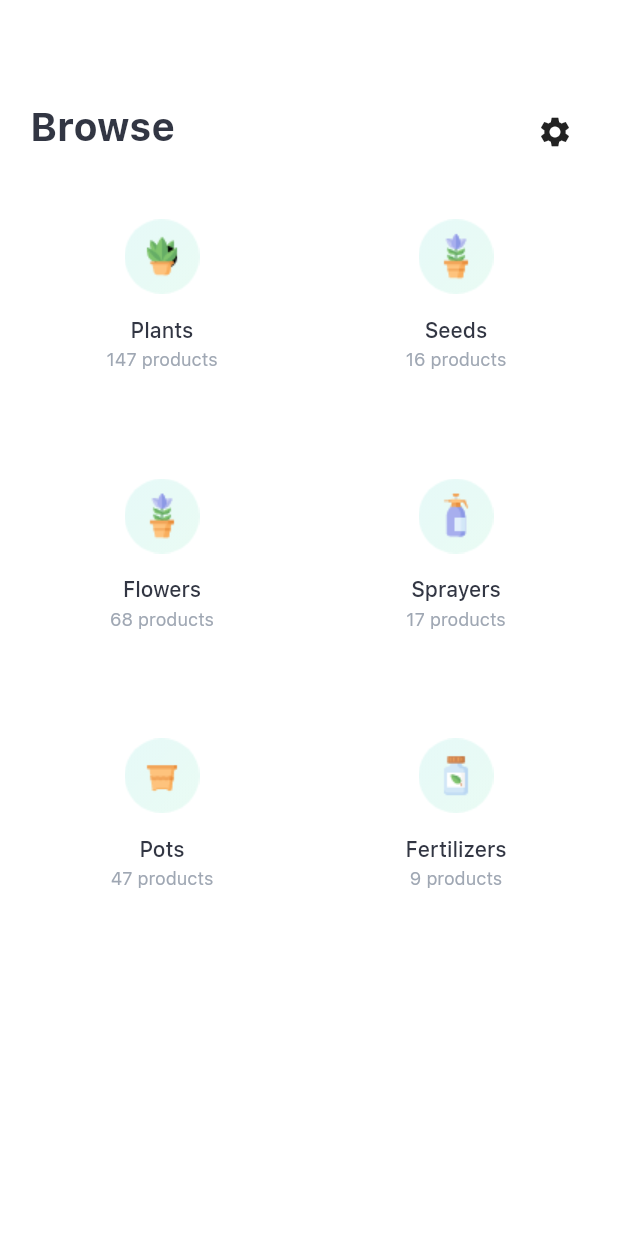
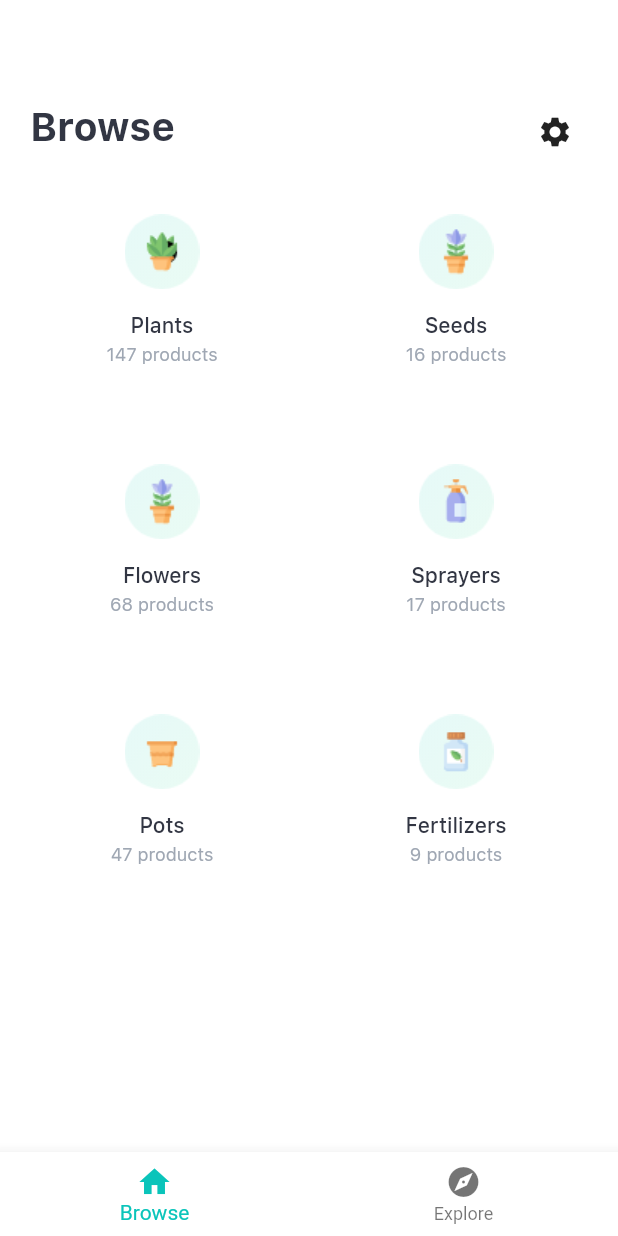
Before and after one commit to Ralfarios/plant_app, a Flutter app: the screen it shows once a user with an empty profile is signed in, on a phone screen of 412 x 824 dp. Run offline on Flutter 3.47's test engine with Material 2 defaults, Android fonts, the phone set to English and light mode, and no system bars; our stand-ins replace firebase_auth; missing offline and left inert: gradient_text; accounts and stored records are empty.

Commit message:
ADD: Explore tab in Landing Page

```diff
--- a/lib/core/consts/path/image.dart
+++ b/lib/core/consts/path/image.dart
@@ -9,6 +9,13 @@ const imPlant = "assets/img/image_plant.png";
 const imPot = "assets/img/image_pot.png";
 const imSeed = "assets/img/image_seed.png";
 const imSprayer = "assets/img/image_sprayer.png";
+const imExp1 = "assets/img/image_explore_1.jpg";
+const imExp2 = "assets/img/image_explore_2.jpg";
+const imExp3 = "assets/img/image_explore_3.jpg";
+const imExp4 = "assets/img/image_explore_4.jpg";
+const imExp5 = "assets/img/image_explore_5.jpg";
+const imExp6 = "assets/img/image_explore_6.jpg";
+const imExp7 = "assets/img/image_explore_7.jpg";
 
 //ICON
 
--- a/lib/page/page_landing/page_landingView.dart
+++ b/lib/page/page_landing/page_landingView.dart
@@ -1,30 +1,83 @@
 import 'package:flutter/material.dart';
+import 'package:plant_app/core/consts/style/color.dart';
+import 'package:plant_app/core/consts/style/theme.dart';
 
 import '../../core/consts/element/widget.dart';
 import 'model/page_landingModel.dart';
 
-class PageLandingView extends StatelessWidget {
+class PageLandingView extends StatefulWidget {
+  @override
+  _PageLandingViewState createState() => _PageLandingViewState();
+}
+
+class _PageLandingViewState extends State<PageLandingView> {
+  int _currentIndex = 0;
+  String _title;
+  final List<Widget> _children = [
+    BrowseTab(),
+    ExploreTab(),
+  ];
+
+  @override
+  void initState() {
+    super.initState();
+    _title = "Browse";
+  }
+
   @override
   Widget build(BuildContext context) {
     return Scaffold(
       appBar: customAppBar(
-          context, null, withButton(context, "Browse", Icon(Icons.settings))),
-      body: Padding(
-        padding: const EdgeInsets.symmetric(horizontal: 20),
-        child: GridView.builder(
-          itemCount: categories.length,
-          gridDelegate: SliverGridDelegateWithFixedCrossAxisCount(
-            crossAxisCount: 2,
-            crossAxisSpacing: 20,
-            mainAxisSpacing: 20,
-            childAspectRatio: 1.15,
+          context, null, withButton(context, _title, Icon(Icons.settings))),
+      body: _children[_currentIndex],
+      bottomNavigationBar: BottomNavigationBar(
+        elevation: 8,
+        onTap: onTabTapped,
+        backgroundColor: cWhite,
+        currentIndex: _currentIndex,
+        items: <BottomNavigationBarItem>[
+          BottomNavigationBarItem(
+            icon: Icon(Icons.home),
+            title: Text(
+              "Browse",
+              style: TextStyle(
+                fontSize: 14,
+                fontWeight: FontMedium,
+              ),
+            ),
           ),
-          itemBuilder: (context, index) => ElCarde(
-            landingCategory: categories[index],
-            press: () {},
-          ),
-        ),
+          BottomNavigationBarItem(
+            icon: Icon(Icons.explore),
+            title: Text(
+              "Explore",
+              style: TextStyle(
+                fontSize: 14,
+                fontWeight: FontMedium,
+              ),
+            ),
+          )
+        ],
+        selectedItemColor: cgGreenLeft,
+        selectedFontSize: 14,
       ),
     );
   }
+
+  void onTabTapped(int index) {
+    setState(() {
+      _currentIndex = index;
+      switch (index) {
+        case 0:
+          {
+            _title = "Browse";
+          }
+          break;
+        case 1:
+          {
+            _title = "Explore";
+          }
+          break;
+      }
+    });
+  }
 }
--- a/pubspec.yaml
+++ b/pubspec.yaml
@@ -26,6 +26,7 @@ dependencies:
   gradient_text: ^1.0.2
   firebase_auth: ^0.16.1
   provider: ^4.3.1
+  flutter_staggered_grid_view: ^0.3.2
 
 
   # The following adds the Cupertino Icons font to your application.
```
Also changed, not shown: lib/page/page_landing/model/page_landingModel.dart (+72 -0 lines), assets/img/image_explore_1.jpg (added), assets/img/image_explore_2.jpg (added), assets/img/image_explore_3.jpg (added), assets/img/image_explore_4.jpg (added), assets/img/image_explore_5.jpg (added), assets/img/image_explore_6.jpg (added), assets/img/image_explore_7.jpg (added), pubspec.lock.
